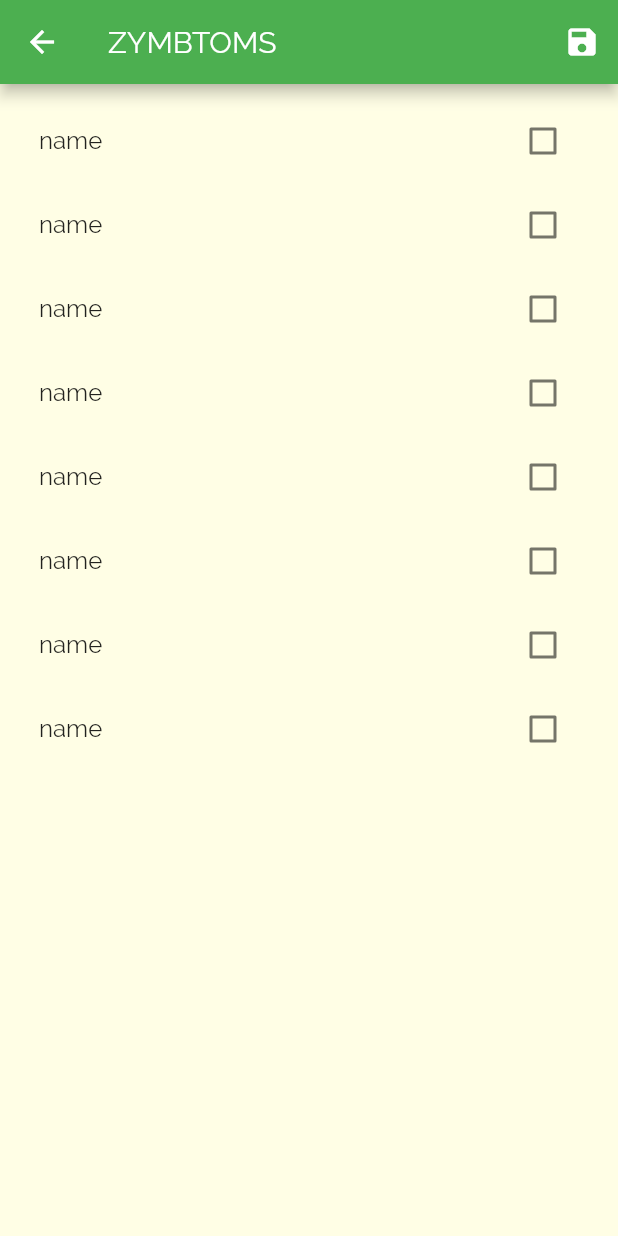
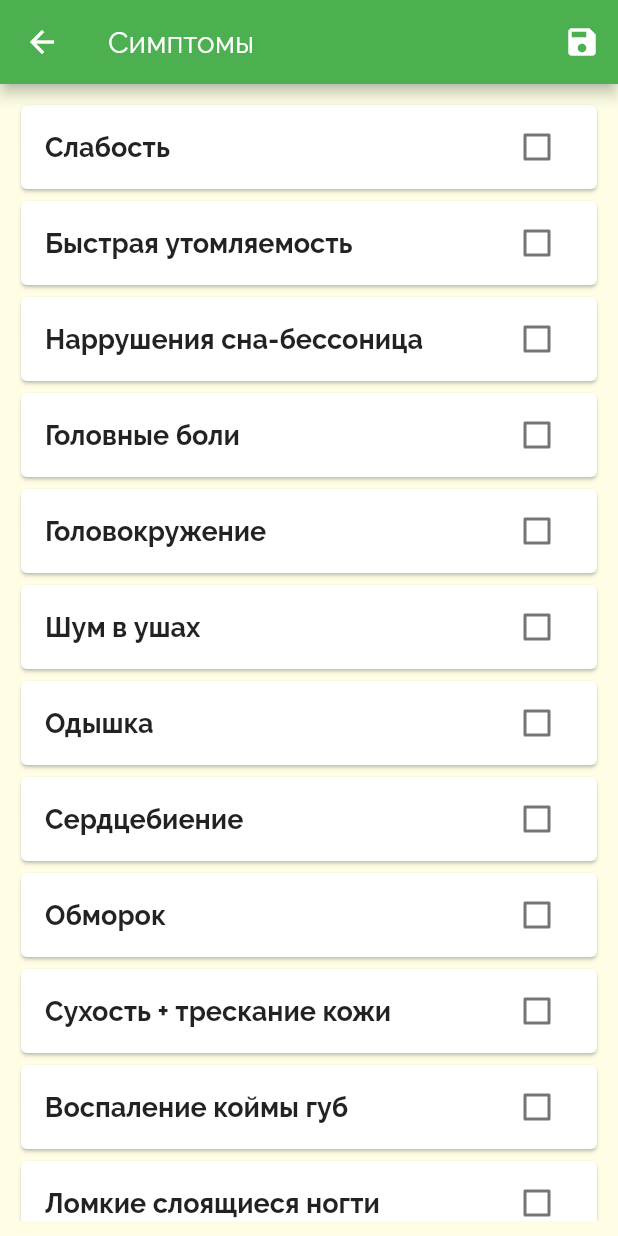
Before and after one commit to adjanybekov/flutter_EneBala, a Flutter app: the SymptomScreen screen opened directly, on a phone screen of 412 x 824 dp. Run offline on Flutter 3.47's test engine with Material 2 defaults, Android fonts, the phone set to English and light mode, and no system bars; our stand-ins replace image_picker; missing offline and left inert: tree_view; network calls fail.

Commit message:
targeted design changes

```diff
--- a/lib/models/Recommendation.dart
+++ b/lib/models/Recommendation.dart
@@ -1,6 +1,7 @@
 class Recommendation {
   String name;
   String content;
+  String imageUrl;
 
-  Recommendation(this.name, this.content);
+  Recommendation(this.name, this.content, this.imageUrl);
 }
--- a/lib/screen_recommendations.dart
+++ b/lib/screen_recommendations.dart
@@ -31,13 +31,14 @@ class _RecommendationScreenState extends State<RecommendationScreen> {
     return Scaffold(
       appBar: AppBar(
         title: Text("Рекоммендации"),
+        automaticallyImplyLeading: false,
       ),
       body: Container(
         child: RecommendationList(),
       ),
       floatingActionButton: FloatingActionButton(
         onPressed: _takePicture,
-        child: Icon(Icons.camera),
+        child: Icon(Icons.fastfood),
         backgroundColor: Colors.green,
       ),
     );
--- a/lib/screen_symptoms.dart
+++ b/lib/screen_symptoms.dart
@@ -21,7 +21,7 @@ class _SymptomScreenState extends State<SymptomScreen> {
   Widget build(BuildContext context) {
     return Scaffold(
       appBar: AppBar(
-        title: Text("ZYMBTOMS"),
+        title: Text("Симптомы"),
         actions: <Widget>[
           IconButton(
               icon: Icon(Icons.save), onPressed: () => _saveForm(context))
--- a/lib/widgets/ImageInput.dart
+++ b/lib/widgets/ImageInput.dart
@@ -16,8 +16,8 @@ class _ImageInputState extends State<ImageInput> {
   @override
   Widget build(BuildContext context) {
     return Container(
-      width: 100,
-      height: 100,
+      width: double.infinity,
+      height: 250,
       decoration:
           BoxDecoration(border: Border.all(width: 1, color: Colors.grey)),
       child: _storedImage != null
--- a/lib/widgets/SymptomItem.dart
+++ b/lib/widgets/SymptomItem.dart
@@ -13,18 +13,20 @@ class _SymptomItemState extends State<SymptomItem> {
   _SymptomItemState(this.symptom);
   @override
   Widget build(BuildContext context) {
-    return ListTile(
-        title: new Row(
-      children: <Widget>[
-        new Expanded(child: new Text(symptom.name)),
-        new Checkbox(
-            value: symptom.isCheck,
-            onChanged: (bool value) {
-              setState(() {
-                symptom.isCheck = value;
-              });
-            })
-      ],
-    ));
+    return Card(
+      child: ListTile(
+          title: new Expanded(
+              child: new Text(
+            symptom.name,
+            style: TextStyle(fontWeight: FontWeight.bold, fontSize: 18),
+          )),
+          trailing: new Checkbox(
+              value: symptom.isCheck,
+              onChanged: (bool value) {
+                setState(() {
+                  symptom.isCheck = value;
+                });
+              })),
+    );
   }
 }
--- a/lib/widgets/SymptomList.dart
+++ b/lib/widgets/SymptomList.dart
@@ -13,26 +13,26 @@ class SymptomList extends StatefulWidget {
 
 class _SymptomListState extends State<SymptomList> {
   final List<Symptom> symptoms = [
-    Symptom("name", false),
-    Symptom("name", false),
-    Symptom("name", false),
-    Symptom("name", false),
-    Symptom("name", false),
-    Symptom("name", false),
-    Symptom("name", false),
-    Symptom("name", false),
+    Symptom("Слабость", false),
+    Symptom("Быстрая утомляемость", false),
+    Symptom("Наррушения сна-бессоница", false),
+    Symptom("Головные боли", false),
+    Symptom("Головокружение", false),
+    Symptom("Шум в ушах", false),
+    Symptom("Одышка", false),
+    Symptom("Сердцебиение", false),
+    Symptom("Обморок", false),
+    Symptom("Сухость + трескание кожи", false),
+    Symptom("Воспаление коймы губ", false),
+    Symptom("Ломкие слоящиеся ногти", false),
+    Symptom("Сухие ломкие волосы", false),
   ];
 
   @override
   Widget build(BuildContext context) {
     return Container(
-        child: Column(
-          children: <Widget>[
-            Expanded(
-                child: ListView(
-              children: symptoms.map((Symptom s) => SymptomItem(s)).toList(),
-            ))
-          ],
+        child: ListView(
+          children: symptoms.map((Symptom s) => SymptomItem(s)).toList(),
         ),
         padding: EdgeInsets.all(10));
   }
--- a/pubspec.yaml
+++ b/pubspec.yaml
@@ -25,6 +25,7 @@ dependencies:
     sdk: flutter
   intl: ^0.15.7
   image_picker: ^0.6.7+4
+  tree_view: ^0.0.5
   # The following adds the Cupertino Icons font to your application.
   # Use with the CupertinoIcons class for iOS style icons.
   cupertino_icons: ^0.1.3
```
Also changed, not shown: lib/screen_image_details.dart (+44 -1 lines), lib/screen_result.dart (+29 -3 lines), lib/widgets/CardItem.dart (added, +36 -0 lines), lib/widgets/RecommendationItem.dart (+20 -6 lines), lib/widgets/RecommendationList.dart (+22 -6 lines).
